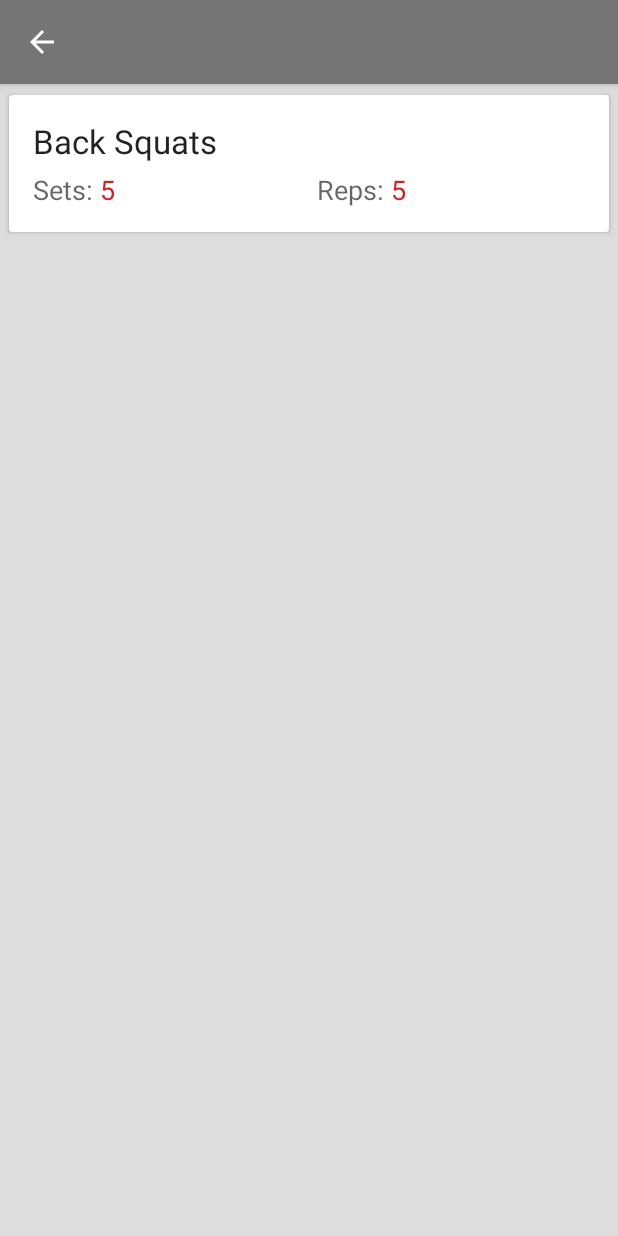
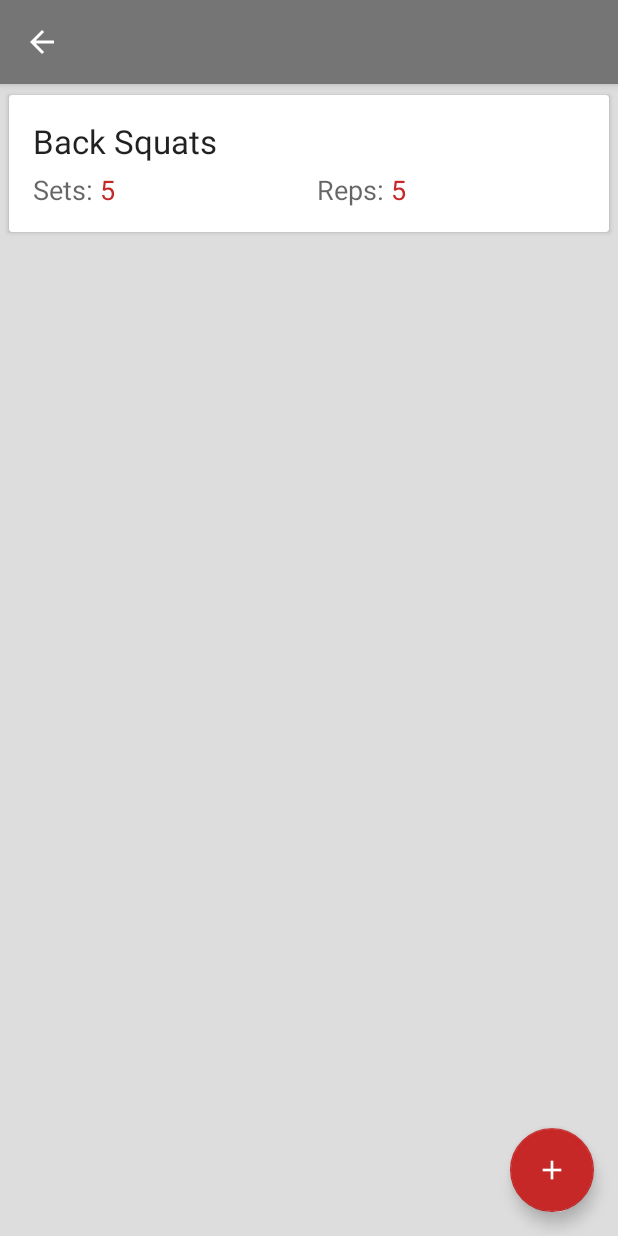
Before and after one commit to RyanClementsHax/WorkoutPlanner, an Android app: the DayViewActivity screen opened directly, with no data from a screen before it, on a phone screen of 412 x 824 dp. Run offline under Robolectric (Android 15) with nearby library versions, the phone set to English and light mode, and no system bars; 2 statements that could not run were skipped.

Commit message:
Added fab for the workouts

```diff
--- a/app/src/main/res/layout/activity_day_view.xml
+++ b/app/src/main/res/layout/activity_day_view.xml
@@ -23,4 +23,12 @@
 
     <include layout="@layout/content_day_view" />
 
+    <android.support.design.widget.FloatingActionButton
+        android:id="@+id/add_exercise"
+        android:layout_width="wrap_content"
+        android:layout_height="wrap_content"
+        android:layout_gravity="bottom|end"
+        android:layout_margin="@dimen/fab_margin"
+        android:src="@mipmap/ic_add_white" />
+
 </android.support.design.widget.CoordinatorLayout>
```
Also changed, not shown: app/src/main/ic_add_white-web.png (added), app/src/main/res/mipmap-hdpi/ic_add_white.png (added), app/src/main/res/mipmap-mdpi/ic_add_white.png (added), app/src/main/res/mipmap-xhdpi/ic_add_white.png (added), app/src/main/res/mipmap-xxhdpi/ic_add_white.png (added), app/src/main/res/mipmap-xxxhdpi/ic_add_white.png (added).
